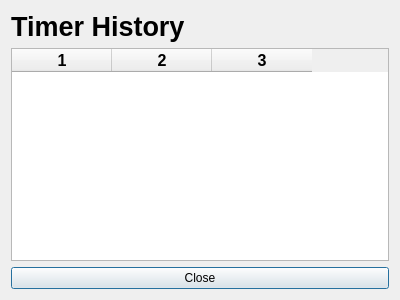
This is historytimerwindow.ui in fuw4kr/SmartClock as Qt 5 draws it before an edit. The edited form follows.
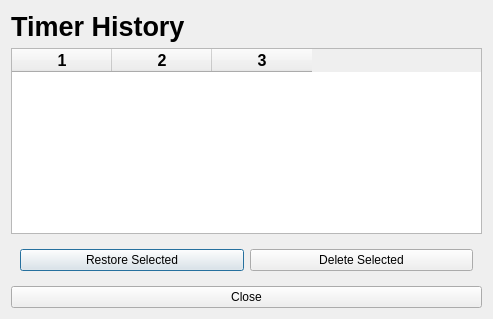
This is the edited form.

```diff
--- a/historytimerwindow.ui
+++ b/historytimerwindow.ui
@@ -6,8 +6,8 @@
    <rect>
     <x>0</x>
     <y>0</y>
-    <width>400</width>
-    <height>300</height>
+    <width>493</width>
+    <height>319</height>
    </rect>
   </property>
   <property name="windowTitle">
@@ -52,6 +52,26 @@
      <column/>
     </widget>
    </item>
+   <item>
+    <widget class="QWidget" name="widgetActions" native="true">
+     <layout class="QHBoxLayout" name="horizontalLayout">
+      <item>
+       <widget class="QPushButton" name="btnRestoreSelected">
+        <property name="text">
+         <string>Restore Selected</string>
+        </property>
+       </widget>
+      </item>
+      <item>
+       <widget class="QPushButton" name="btnDeleteSelected">
+        <property name="text">
+         <string>Delete Selected</string>
+        </property>
+       </widget>
+      </item>
+     </layout>
+    </widget>
+   </item>
    <item>
     <widget class="QPushButton" name="btnClose">
      <property name="text">
```
